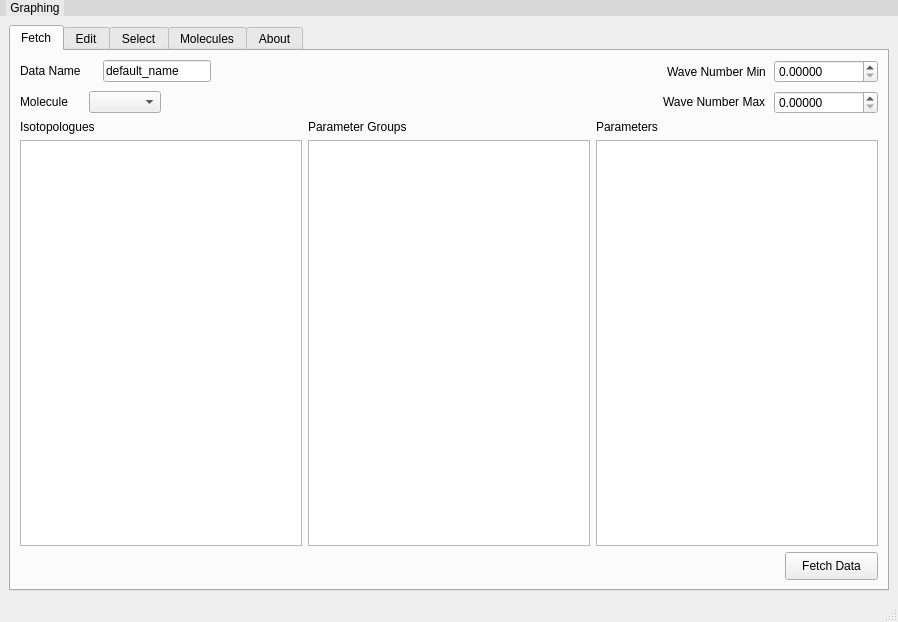
First picture: the form in layouts/main_window.ui, repository hitranonline/hapiest, before the edit.
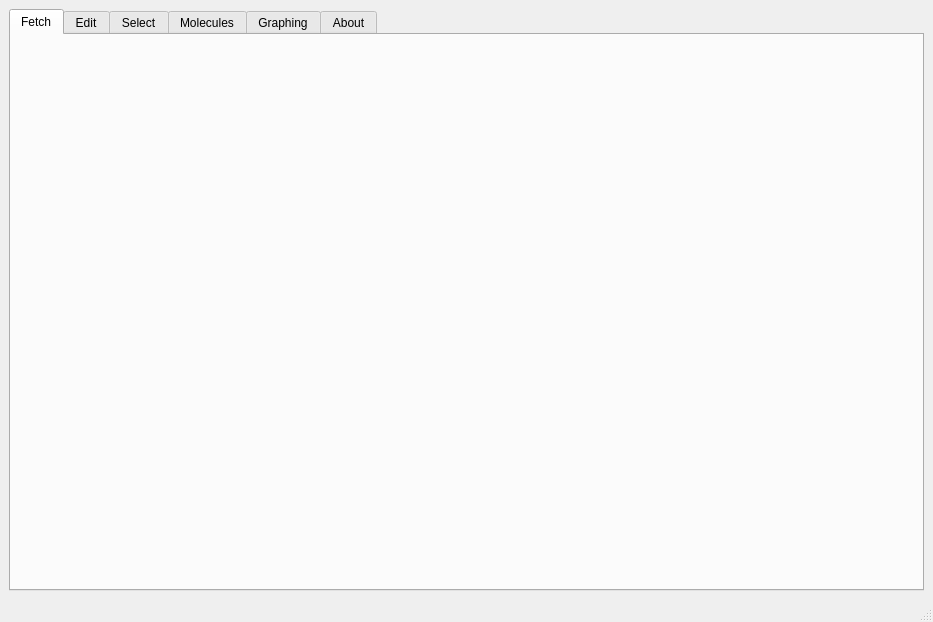
Second picture: the form after the edit. The open tabs and pages were chosen to show the change. Icons and pictures are not drawn.

```diff
--- a/layouts/main_window.ui
+++ b/layouts/main_window.ui
@@ -6,7 +6,7 @@
    <rect>
     <x>0</x>
     <y>0</y>
-    <width>898</width>
+    <width>933</width>
     <height>622</height>
    </rect>
   </property>
@@ -79,479 +79,23 @@
         <string>Fetch</string>
        </attribute>
        <layout class="QGridLayout" name="gridLayout_3">
+        <property name="leftMargin">
+         <number>0</number>
+        </property>
+        <property name="topMargin">
+         <number>0</number>
+        </property>
+        <property name="rightMargin">
+         <number>0</number>
+        </property>
+        <property name="bottomMargin">
+         <number>0</number>
+        </property>
+        <property name="spacing">
+         <number>0</number>
+        </property>
         <item row="0" column="0">
-         <layout class="QVBoxLayout" name="verticalLayout_10">
-          <property name="spacing">
-           <number>8</number>
-          </property>
-          <property name="sizeConstraint">
-           <enum>QLayout::SetDefaultConstraint</enum>
-          </property>
-          <item>
-           <layout class="QHBoxLayout" name="horizontalLayout_17">
-            <item>
-             <widget class="QLabel" name="label">
-              <property name="sizePolicy">
-               <sizepolicy hsizetype="Maximum" vsizetype="Maximum">
-                <horstretch>0</horstretch>
-                <verstretch>0</verstretch>
-               </sizepolicy>
-              </property>
-              <property name="minimumSize">
-               <size>
-                <width>75</width>
-                <height>0</height>
-               </size>
-              </property>
-              <property name="font">
-               <font>
-                <pointsize>9</pointsize>
-               </font>
-              </property>
-              <property name="text">
-               <string>Data Name</string>
-              </property>
-             </widget>
-            </item>
-            <item>
-             <widget class="QLineEdit" name="data_name">
-              <property name="sizePolicy">
-               <sizepolicy hsizetype="Minimum" vsizetype="Fixed">
-                <horstretch>0</horstretch>
-                <verstretch>0</verstretch>
-               </sizepolicy>
-              </property>
-              <property name="minimumSize">
-               <size>
-                <width>0</width>
-                <height>0</height>
-               </size>
-              </property>
-              <property name="font">
-               <font>
-                <pointsize>9</pointsize>
-               </font>
-              </property>
-              <property name="text">
-               <string>default_name</string>
-              </property>
-             </widget>
-            </item>
-            <item>
-             <spacer name="horizontalSpacer">
-              <property name="orientation">
-               <enum>Qt::Horizontal</enum>
-              </property>
-              <property name="sizeType">
-               <enum>QSizePolicy::Expanding</enum>
-              </property>
-              <property name="sizeHint" stdset="0">
-               <size>
-                <width>0</width>
-                <height>20</height>
-               </size>
-              </property>
-             </spacer>
-            </item>
-            <item>
-             <widget class="QLabel" name="label_3">
-              <property name="sizePolicy">
-               <sizepolicy hsizetype="Fixed" vsizetype="Preferred">
-                <horstretch>0</horstretch>
-                <verstretch>0</verstretch>
-               </sizepolicy>
-              </property>
-              <property name="maximumSize">
-               <size>
-                <width>121</width>
-                <height>16777215</height>
-               </size>
-              </property>
-              <property name="font">
-               <font>
-                <pointsize>9</pointsize>
-               </font>
-              </property>
-              <property name="text">
-               <string>Wave Number Min</string>
-              </property>
-             </widget>
-            </item>
-            <item>
-             <widget class="QDoubleSpinBox" name="wn_min">
-              <property name="sizePolicy">
-               <sizepolicy hsizetype="Minimum" vsizetype="Fixed">
-                <horstretch>0</horstretch>
-                <verstretch>0</verstretch>
-               </sizepolicy>
-              </property>
-              <property name="minimumSize">
-               <size>
-                <width>0</width>
-                <height>0</height>
-               </size>
-              </property>
-              <property name="font">
-               <font>
-                <pointsize>9</pointsize>
-               </font>
-              </property>
-              <property name="decimals">
-               <number>5</number>
-              </property>
-              <property name="maximum">
-               <double>100000.000000000000000</double>
-              </property>
-              <property name="value">
-               <double>0.000000000000000</double>
-              </property>
-             </widget>
-            </item>
-           </layout>
-          </item>
-          <item>
-           <layout class="QHBoxLayout" name="horizontalLayout_18">
-            <item>
-             <widget class="QLabel" name="label_5">
-              <property name="sizePolicy">
-               <sizepolicy hsizetype="Maximum" vsizetype="Maximum">
-                <horstretch>0</horstretch>
-                <verstretch>0</verstretch>
-               </sizepolicy>
-              </property>
-              <property name="minimumSize">
-               <size>
-                <width>61</width>
-                <height>0</height>
-               </size>
-              </property>
-              <property name="font">
-               <font>
-                <pointsize>9</pointsize>
-               </font>
-              </property>
-              <property name="text">
-               <string>Molecule</string>
-              </property>
-             </widget>
-            </item>
-            <item>
-             <widget class="QComboBox" name="molecule_id">
-              <property name="sizePolicy">
-               <sizepolicy hsizetype="Minimum" vsizetype="Fixed">
-                <horstretch>0</horstretch>
-                <verstretch>0</verstretch>
-               </sizepolicy>
-              </property>
-              <property name="minimumSize">
-               <size>
-                <width>0</width>
-                <height>0</height>
-               </size>
-              </property>
-              <property name="font">
-               <font>
-                <pointsize>9</pointsize>
-               </font>
-              </property>
-             </widget>
-            </item>
-            <item>
-             <spacer name="horizontalSpacer_2">
-              <property name="orientation">
-               <enum>Qt::Horizontal</enum>
-              </property>
-              <property name="sizeType">
-               <enum>QSizePolicy::Expanding</enum>
-              </property>
-              <property name="sizeHint" stdset="0">
-               <size>
-                <width>0</width>
-                <height>20</height>
-               </size>
-              </property>
-             </spacer>
-            </item>
-            <item>
-             <widget class="QLabel" name="label_4">
-              <property name="sizePolicy">
-               <sizepolicy hsizetype="Fixed" vsizetype="Maximum">
-                <horstretch>0</horstretch>
-                <verstretch>0</verstretch>
-               </sizepolicy>
-              </property>
-              <property name="maximumSize">
-               <size>
-                <width>127</width>
-                <height>16777215</height>
-               </size>
-              </property>
-              <property name="font">
-               <font>
-                <pointsize>9</pointsize>
-               </font>
-              </property>
-              <property name="text">
-               <string>Wave Number Max</string>
-              </property>
-             </widget>
-            </item>
-            <item>
-             <widget class="QDoubleSpinBox" name="wn_max">
-              <property name="sizePolicy">
-               <sizepolicy hsizetype="Minimum" vsizetype="Fixed">
-                <horstretch>0</horstretch>
-                <verstretch>0</verstretch>
-               </sizepolicy>
-              </property>
-              <property name="minimumSize">
-               <size>
-                <width>0</width>
-                <height>0</height>
-               </size>
-              </property>
-              <property name="font">
-               <font>
-                <pointsize>9</pointsize>
-               </font>
-              </property>
-              <property name="decimals">
-               <number>5</number>
-              </property>
-              <property name="maximum">
-               <double>100000.000000000000000</double>
-              </property>
-              <property name="value">
-               <double>0.000000000000000</double>
-              </property>
-             </widget>
-            </item>
-           </layout>
-          </item>
-          <item>
-           <spacer name="verticalSpacer">
-            <property name="orientation">
-             <enum>Qt::Vertical</enum>
-            </property>
-            <property name="sizeType">
-             <enum>QSizePolicy::Minimum</enum>
-            </property>
-            <property name="sizeHint" stdset="0">
-             <size>
-              <width>0</width>
-              <height>0</height>
-             </size>
-            </property>
-           </spacer>
-          </item>
-         </layout>
-        </item>
-        <item row="1" column="0">
-         <layout class="QHBoxLayout" name="horizontalLayout_3">
-          <property name="sizeConstraint">
-           <enum>QLayout::SetNoConstraint</enum>
-          </property>
-          <item>
-           <layout class="QVBoxLayout" name="verticalLayout_12">
-            <property name="sizeConstraint">
-             <enum>QLayout::SetNoConstraint</enum>
-            </property>
-            <item>
-             <spacer name="verticalSpacer_2">
-              <property name="orientation">
-               <enum>Qt::Vertical</enum>
-              </property>
-              <property name="sizeType">
-               <enum>QSizePolicy::Minimum</enum>
-              </property>
-              <property name="sizeHint" stdset="0">
-               <size>
-                <width>0</width>
-                <height>0</height>
-               </size>
-              </property>
-             </spacer>
-            </item>
-            <item>
-             <widget class="QLabel" name="label_2">
-              <property name="sizePolicy">
-               <sizepolicy hsizetype="Maximum" vsizetype="Fixed">
-                <horstretch>0</horstretch>
-                <verstretch>0</verstretch>
-               </sizepolicy>
-              </property>
-              <property name="font">
-               <font>
-                <pointsize>9</pointsize>
-               </font>
-              </property>
-              <property name="text">
-               <string>Isotopologues</string>
-              </property>
-              <property name="alignment">
-               <set>Qt::AlignJustify|Qt::AlignVCenter</set>
-              </property>
-             </widget>
-            </item>
-            <item>
-             <widget class="QListWidget" name="iso_list">
-              <property name="sizePolicy">
-               <sizepolicy hsizetype="Expanding" vsizetype="Expanding">
-                <horstretch>0</horstretch>
-                <verstretch>0</verstretch>
-               </sizepolicy>
-              </property>
-             </widget>
-            </item>
-           </layout>
-          </item>
-          <item>
-           <layout class="QVBoxLayout" name="verticalLayout_13">
-            <property name="sizeConstraint">
-             <enum>QLayout::SetNoConstraint</enum>
-            </property>
-            <item>
-             <widget class="QLabel" name="label_6">
-              <property name="sizePolicy">
-               <sizepolicy hsizetype="Fixed" vsizetype="Fixed">
-                <horstretch>0</horstretch>
-                <verstretch>0</verstretch>
-               </sizepolicy>
-              </property>
-              <property name="font">
-               <font>
-                <pointsize>9</pointsize>
-               </font>
-              </property>
-              <property name="text">
-               <string>Parameter Groups</string>
-              </property>
-             </widget>
-            </item>
-            <item>
-             <spacer name="verticalSpacer_3">
-              <property name="orientation">
-               <enum>Qt::Vertical</enum>
-              </property>
-              <property name="sizeType">
-               <enum>QSizePolicy::Minimum</enum>
-              </property>
-              <property name="sizeHint" stdset="0">
-               <size>
-                <width>0</width>
-                <height>0</height>
-               </size>
-              </property>
-             </spacer>
-            </item>
-            <item>
-             <widget class="QListWidget" name="param_group_list">
-              <property name="sizePolicy">
-               <sizepolicy hsizetype="Expanding" vsizetype="Expanding">
-                <horstretch>0</horstretch>
-                <verstretch>0</verstretch>
-               </sizepolicy>
-              </property>
-             </widget>
-            </item>
-           </layout>
-          </item>
-          <item>
-           <layout class="QVBoxLayout" name="verticalLayout_14">
-            <property name="sizeConstraint">
-             <enum>QLayout::SetNoConstraint</enum>
-            </property>
-            <item>
-             <widget class="QLabel" name="label_7">
-              <property name="sizePolicy">
-               <sizepolicy hsizetype="Fixed" vsizetype="Fixed">
-                <horstretch>0</horstretch>
-                <verstretch>0</verstretch>
-               </sizepolicy>
-              </property>
-              <property name="font">
-               <font>
-                <pointsize>9</pointsize>
-               </font>
-              </property>
-              <property name="text">
-               <string>Parameters</string>
-              </property>
-             </widget>
-            </item>
-            <item>
-             <spacer name="verticalSpacer_4">
-              <property name="orientation">
-               <enum>Qt::Vertical</enum>
-              </property>
-              <property name="sizeType">
-               <enum>QSizePolicy::Minimum</enum>
-              </property>
-              <property name="sizeHint" stdset="0">
-               <size>
-                <width>0</width>
-                <height>0</height>
-               </size>
-              </property>
-             </spacer>
-            </item>
-            <item>
-             <widget class="QListWidget" name="param_list">
-              <property name="sizePolicy">
-               <sizepolicy hsizetype="Expanding" vsizetype="Expanding">
-                <horstretch>0</horstretch>
-                <verstretch>0</verstretch>
-               </sizepolicy>
-              </property>
-             </widget>
-            </item>
-           </layout>
-          </item>
-         </layout>
-        </item>
-        <item row="2" column="0">
-         <layout class="QHBoxLayout" name="horizontalLayout_16">
-          <property name="sizeConstraint">
-           <enum>QLayout::SetNoConstraint</enum>
-          </property>
-          <item>
-           <spacer name="horizontalSpacer_3">
-            <property name="orientation">
-             <enum>Qt::Horizontal</enum>
-            </property>
-            <property name="sizeHint" stdset="0">
-             <size>
-              <width>0</width>
-              <height>20</height>
-             </size>
-            </property>
-           </spacer>
-          </item>
-          <item>
-           <widget class="QPushButton" name="fetch_button">
-            <property name="sizePolicy">
-             <sizepolicy hsizetype="Maximum" vsizetype="Fixed">
-              <horstretch>0</horstretch>
-              <verstretch>0</verstretch>
-             </sizepolicy>
-            </property>
-            <property name="minimumSize">
-             <size>
-              <width>93</width>
-              <height>28</height>
-             </size>
-            </property>
-            <property name="font">
-             <font>
-              <pointsize>9</pointsize>
-             </font>
-            </property>
-            <property name="text">
-             <string>Fetch Data</string>
-            </property>
-           </widget>
-          </item>
-         </layout>
+         <layout class="QVBoxLayout" name="fetch_container"/>
         </item>
        </layout>
       </widget>
@@ -1121,6 +665,45 @@
         </item>
        </layout>
       </widget>
+      <widget class="QWidget" name="graphing_tab">
+       <attribute name="title">
+        <string>Graphing</string>
+       </attribute>
+       <layout class="QHBoxLayout" name="horizontalLayout_11">
+        <property name="spacing">
+         <number>4</number>
+        </property>
+        <property name="leftMargin">
+         <number>4</number>
+        </property>
+        <property name="topMargin">
+         <number>4</number>
+        </property>
+        <property name="rightMargin">
+         <number>4</number>
+        </property>
+        <property name="bottomMargin">
+         <number>4</number>
+        </property>
+        <item>
+         <widget class="QScrollArea" name="graphing_container">
+          <property name="widgetResizable">
+           <bool>true</bool>
+          </property>
+          <widget class="QWidget" name="scrollAreaWidgetContents">
+           <property name="geometry">
+            <rect>
+             <x>0</x>
+             <y>0</y>
+             <width>883</width>
+             <height>489</height>
+            </rect>
+           </property>
+          </widget>
+         </widget>
+        </item>
+       </layout>
+      </widget>
       <widget class="QWidget" name="about_tab">
        <attribute name="title">
         <string>About</string>
@@ -1226,38 +809,6 @@
     </item>
    </layout>
   </widget>
-  <widget class="QMenuBar" name="menubar">
-   <property name="geometry">
-    <rect>
-     <x>0</x>
-     <y>0</y>
-     <width>898</width>
-     <height>35</height>
-    </rect>
-   </property>
-   <property name="styleSheet">
-    <string notr="true">QMenuBar {
-    background: #d8d8d8;
-}
-QMenuBar::item {
-    padding: 1px 4px;
-    background: #e8e8e8;
-}
-QMenuBar::item:selected {
-    background: #a9c8f9;
-}</string>
-   </property>
-   <widget class="QMenu" name="menuGraphing">
-    <property name="styleSheet">
-     <string notr="true"/>
-    </property>
-    <property name="title">
-     <string>Graphing</string>
-    </property>
-    <addaction name="graph_window_action"/>
-   </widget>
-   <addaction name="menuGraphing"/>
-  </widget>
   <widget class="QStatusBar" name="statusbar">
    <property name="sizePolicy">
     <sizepolicy hsizetype="Expanding" vsizetype="Expanding">
```
Left out of the diff: 537 changed lines with no effect on the pictures.
